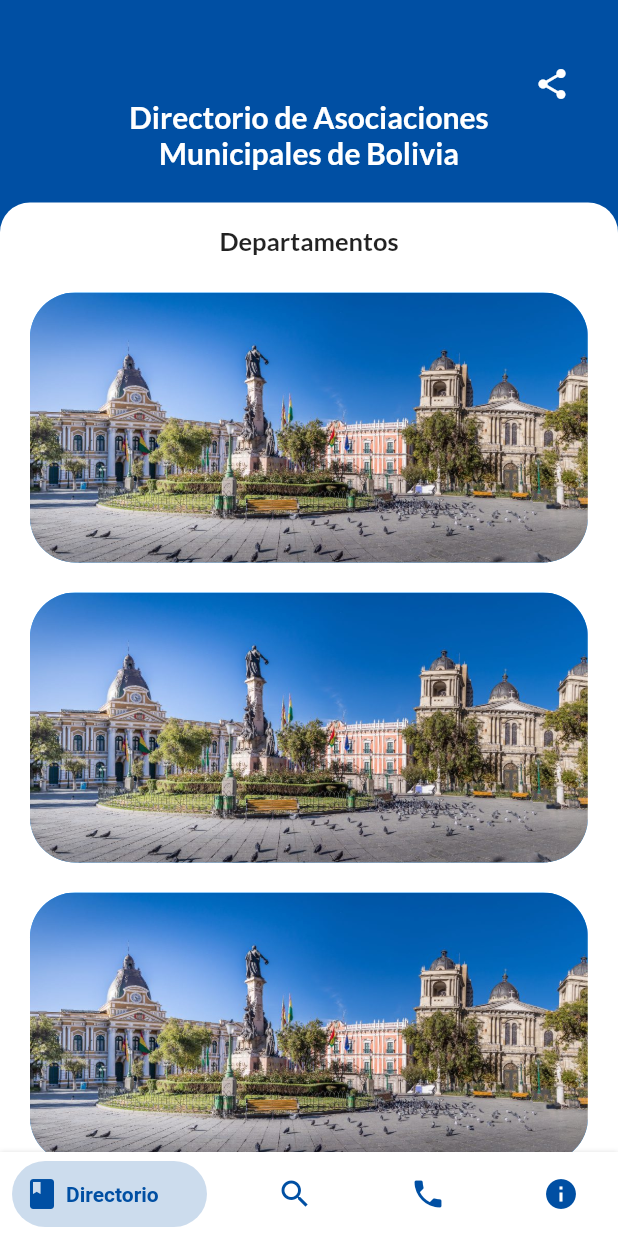
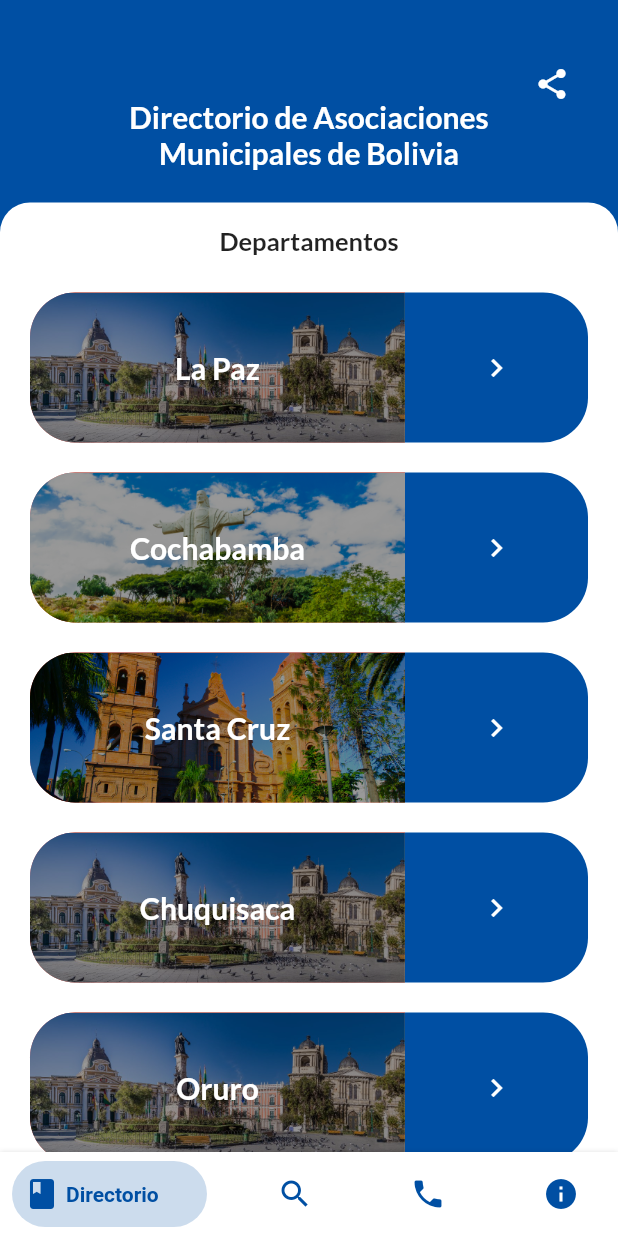
Before and after one commit to DarkAstaroth/FAM-Bolivia, a Flutter app: the screen it shows after launch, on a phone screen of 412 x 824 dp. Run offline on Flutter 3.47's test engine with Material 2 defaults, Android fonts, the phone set to English and light mode, and no system bars; drawn by our look-alikes of bottom_navy_bar; our stand-ins replace share.

Commit message:
se mejoro la caja que contenia a las opciones de departamento en el page view principal

```diff
--- a/lib/Pages/homeList.dart
+++ b/lib/Pages/homeList.dart
@@ -14,7 +14,8 @@ class HomeList extends StatelessWidget{
               borderRadius: BorderRadius.only(
                 topLeft: Radius.circular(20),
                 topRight: Radius.circular(20)
-              )
+              ),
+
             ),
             child: Column(
               children: <Widget>[
@@ -39,14 +40,16 @@ class HomeList extends StatelessWidget{
                       padding: EdgeInsets.only(bottom: 0),
                       child: ListView(
                         children: <Widget>[
-                          OptionHome("assets/images/lapaz.jpg"),
-                          OptionHome("assets/images/lapaz.jpg"),
-                          OptionHome("assets/images/lapaz.jpg"),
-                          OptionHome("assets/images/lapaz.jpg"),
-                          OptionHome("assets/images/lapaz.jpg"),
-                          OptionHome("assets/images/lapaz.jpg"),
-                          OptionHome("assets/images/lapaz.jpg"),
-                          OptionHome("assets/images/lapaz.jpg"),
+                          OptionHome("assets/images/lapaz.jpg","La Paz"),
+                          OptionHome("assets/images/cbba.png","Cochabamba"),
+                          OptionHome("assets/images/scz.png","Santa Cruz"),
+                          OptionHome("assets/images/lapaz.jpg","Chuquisaca"),
+                          OptionHome("assets/images/lapaz.jpg","Oruro"),
+                          OptionHome("assets/images/lapaz.jpg","Potosi"),
+                          OptionHome("assets/images/lapaz.jpg","Beni"),
+                          OptionHome("assets/images/lapaz.jpg","Pando"),
+                          OptionHome("assets/images/lapaz.jpg","Tarija"),
+
                         ],
                       ),
                     ),
--- a/lib/Pages/optionHome.dart
+++ b/lib/Pages/optionHome.dart
@@ -1,39 +1,91 @@
 import 'package:flutter/material.dart';
 
-class OptionHome extends StatelessWidget{
+class OptionHome extends StatelessWidget {
   final String imaPath;
+  final String nomDep;
 
-  OptionHome(this.imaPath);
+  OptionHome(this.imaPath,this.nomDep);
   @override
   Widget build(BuildContext context) {
-
     return InkWell(
-      onTap: (){
-        Scaffold.of(context).showSnackBar(
-          SnackBar(
+        onTap: () {
+          Scaffold.of(context).showSnackBar(SnackBar(
             content: Text("1"),
-          )
-        );
-
+          ));
         },
         child: Padding(
-        padding: EdgeInsets.only(left: 10,right: 10),
+          padding: EdgeInsets.only(left: 10, right: 10),
           child: Container(
               margin: EdgeInsets.all(10),
-        height: 180,
-        width: 100,
+              height: 100,
+              width: 80,
               decoration: BoxDecoration(
-          color: Colors.blue,
+
                 borderRadius: BorderRadius.all(Radius.circular(30)),
+              ),
+              child: Row(
+                children: <Widget>[
+                  Container(
+                    height: 100,
+                    width: 250,
+                    decoration: BoxDecoration(
+                      color: Colors.red,
                       image: DecorationImage(
-            image: AssetImage(imaPath),
-            fit: BoxFit.cover
+                          image: AssetImage(imaPath), fit: BoxFit.cover),
+                          borderRadius: BorderRadius.only(
+                            topLeft: Radius.circular(30),
+                            bottomLeft: Radius.circular(30)
+                          ),
+                    ),
+                    child: Stack(
+                      children: <Widget>[
+                        Opacity(
+                          opacity: 0.4,
+                          child: Container(
+                            height: 100,
+                            width: 250,
+                            decoration: BoxDecoration(
+                              color: Colors.black,
+                              borderRadius: BorderRadius.only(
+                                topLeft: Radius.circular(30),
+                                bottomLeft: Radius.circular(30)
                               )
                             ),
-        child: Text(""),
+                          ),
+                        ),
+                        Center(
+                      child: Text(
+                        nomDep,
+                        style: TextStyle(
+                          color: Colors.white,
+                          fontFamily: "LatoBold",
+                          fontSize: 20
+                        ),
+                      ),
+                    ),
+                      ],
+                    )
+                  ),
+                  Expanded(
+                    child: Container(
+
+                      decoration: BoxDecoration(
+                        color: Color(0xff004fa3),
+                         borderRadius: BorderRadius.only(
+                            topRight: Radius.circular(30),
+                            bottomRight: Radius.circular(30)
+                          )
+                      ),
+                      child: Center(
+                        child: Icon(
+                          Icons.chevron_right,
+                          color: Color(0xffffffff),
+                          ),
+                      ),
                     ),
                   )
-    );
+                ],
+              )),
+        ));
   }
-
 }
--- a/pubspec.yaml
+++ b/pubspec.yaml
@@ -45,6 +45,8 @@ flutter:
   # To add assets to your application, add an assets section, like this:
   assets:
    - assets/images/lapaz.jpg
+   - assets/images/cbba.png
+   - assets/images/scz.png
   #  - images/a_dot_ham.jpeg
 
   # An image asset can refer to one or more resolution-specific "variants", see
```
Also changed, not shown: assets/images/cbba.png (added), assets/images/scz.png (added). Lines whose indentation alone changed are shown as unchanged.
